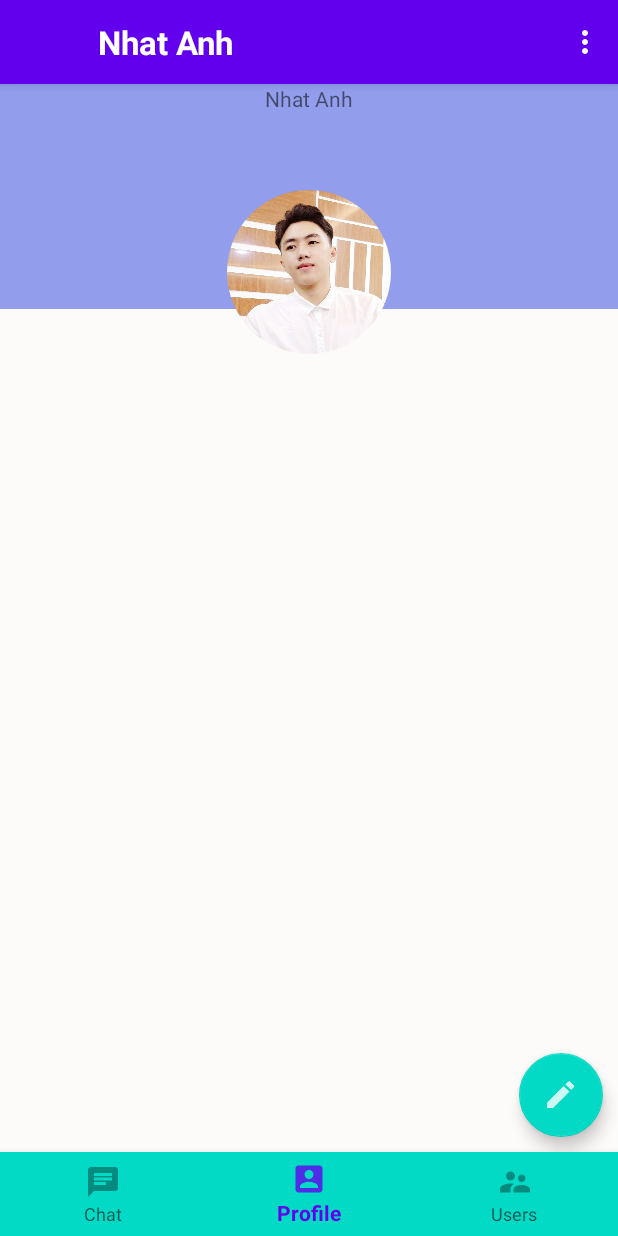
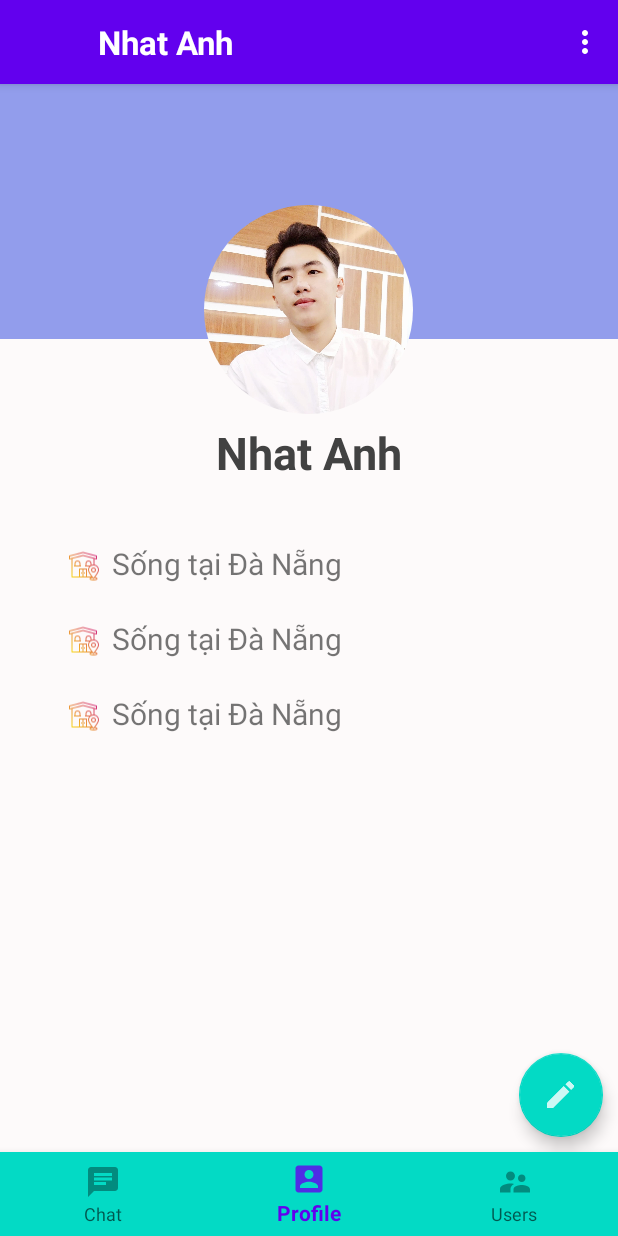
Before and after one commit to locnguyen1105/ChatApplicationAndroid, an Android app: the screen it shows after launch once a user with an empty profile is signed in (MainActivity), item 2 of the bottom bar chosen, on a phone screen of 412 x 824 dp. Run offline under Robolectric (Android 15) with nearby library versions, the phone set to English and light mode, and no system bars; our stand-ins replace CircleImageView, Firebase (no records; nobody signed in at launch, a user with empty details on screens opened directly).

Commit message:
nhatanh push

```diff
--- a/app/src/main/res/layout/fragment_profile.xml
+++ b/app/src/main/res/layout/fragment_profile.xml
@@ -4,43 +4,37 @@
     xmlns:tools="http://schemas.android.com/tools"
     android:layout_width="match_parent"
     android:layout_height="match_parent"
-    xmlns:app="http://schemas.android.com/apk/res-auto"
     android:background="#FDFAFA"
     tools:context=".ProfileFragment">
-
-    <ScrollView
-        android:layout_width="match_parent"
-        android:layout_height="wrap_content">
-
         <RelativeLayout
+            android:id="@+id/parentRela"
             android:layout_width="match_parent"
             android:layout_height="wrap_content">
 
             <ImageView
                 android:layout_width="match_parent"
-                android:layout_height="150dp"
+                android:layout_height="170dp"
                 android:background="#929DEC"></ImageView>
 
             <LinearLayout
+                android:id="@+id/linear"
                 android:layout_width="match_parent"
-                android:layout_height="120dp"
+                android:layout_height="150dp"
                 android:orientation="horizontal"
                 android:gravity="center_horizontal"
-                android:layout_marginTop="65dp">
+                android:layout_marginTop="75dp">
 
                 <de.hdodenhof.circleimageview.CircleImageView
-                    android:layout_width="120dp"
-                    android:layout_height="120dp"
+                    android:layout_width="150dp"
+                    android:layout_height="150dp"
                     android:padding="5dp"
                     android:id="@+id/avatar"
                     android:src="@drawable/anhdepa" />
             </LinearLayout>
 
-        </RelativeLayout>
-
-    </ScrollView>
-
             <LinearLayout
+                android:id="@+id/linear1"
+                android:layout_below="@+id/linear"
                 android:layout_width="match_parent"
                 android:layout_height="wrap_content"
                 android:orientation="vertical"
@@ -49,11 +43,92 @@
                 <TextView
                     android:layout_width="wrap_content"
                     android:layout_height="wrap_content"
-            app:layout_constraintTop_toBottomOf="@+id/avatar"
-            android:text="Nhat Anh">
+                    android:layout_gravity="center"
+                    android:textSize="30dp"
+                    android:text="Nhat Anh"
+                    android:textColor="@color/cardview_dark_background"
+                    android:textStyle="bold"></TextView>
+            </LinearLayout>
 
-        </TextView>
+            <LinearLayout
+                android:layout_below="@+id/linear1"
+                android:layout_marginTop="30dp"
+                android:layout_width="match_parent"
+                android:layout_height="match_parent"
+                android:orientation="vertical"
+                android:paddingRight="35dp"
+                android:paddingLeft="35dp">
+
+                <LinearLayout
+                    android:id="@+id/linear_child1"
+                    android:layout_width="match_parent"
+                    android:layout_height="wrap_content"
+                    android:orientation="horizontal"
+                    android:padding="10dp">
+
+                    <ImageView
+                        android:layout_width="wrap_content"
+                        android:layout_height="30dp"
+                        android:src="@drawable/house" />
+
+                    <TextView
+                        android:id="@+id/address_profile"
+                        android:text="Sống tại Đà Nẵng"
+                        android:textSize="20dp"
+                        android:layout_marginStart="8dp"
+                        android:layout_gravity="left"
+                        android:layout_width="match_parent"
+                        android:layout_height="wrap_content" />
+
                 </LinearLayout>
+
+                <LinearLayout
+                    android:id="@+id/linear_child2"
+                    android:layout_below="@+id/linear_child1"
+                    android:layout_width="match_parent"
+                    android:layout_height="wrap_content"
+                    android:orientation="horizontal"
+                    android:padding="10dp">
+
+                    <ImageView
+                        android:layout_width="wrap_content"
+                        android:layout_height="30dp"
+                        android:src="@drawable/house" />
+
+                    <TextView
+                        android:id="@+id/email_profile"
+                        android:text="Sống tại Đà Nẵng"
+                        android:textSize="20dp"
+                        android:layout_marginStart="8dp"
+                        android:layout_gravity="left"
+                        android:layout_width="match_parent"
+                        android:layout_height="wrap_content" />
+                </LinearLayout>
+
+                <LinearLayout
+                    android:layout_below="@+id/linear_child2"
+                    android:layout_width="match_parent"
+                    android:layout_height="wrap_content"
+                    android:orientation="horizontal"
+                    android:padding="10dp">
+
+                    <ImageView
+                        android:layout_width="wrap_content"
+                        android:layout_height="30dp"
+                        android:src="@drawable/house" />
+
+                    <TextView
+                        android:id="@+id/phone_profile"
+                        android:text="Sống tại Đà Nẵng"
+                        android:textSize="20dp"
+                        android:layout_marginStart="8dp"
+                        android:layout_gravity="left"
+                        android:layout_width="match_parent"
+                        android:layout_height="wrap_content" />
+                </LinearLayout>
+            </LinearLayout>
+
+        </RelativeLayout>
 
 
     <com.google.android.material.floatingactionbutton.FloatingActionButton
```
Also changed, not shown: app/src/main/java/com/example/chatapplication/Model/Account.java (+75 -24 lines), app/src/main/res/drawable-hdpi/house.png (added). Lines whose indentation alone changed are shown as unchanged.
